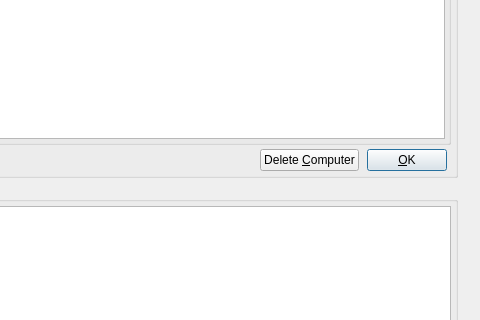
Bosos/T-113-VLN1_Hopur3, file ComputerScientistsW1/mainwindow.ui: the form before one commit; both pictures show x 595 to 1075 and y 149 to 469 of the 1075 by 841 pixel window.
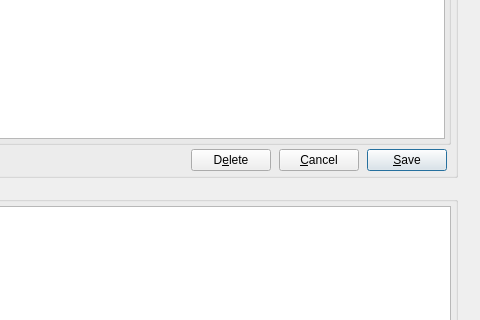
The form after the commit. The open tabs and pages were chosen to show the change.

Diff of the .ui file:
```diff
--- a/ComputerScientistsW1/mainwindow.ui
+++ b/ComputerScientistsW1/mainwindow.ui
@@ -1572,7 +1572,14 @@
                 <item>
                  <widget class="QPushButton" name="computerSelectedDeleteComputerPushButton">
                   <property name="text">
-                   <string>Delete &amp;Computer</string>
+                   <string>D&amp;elete</string>
+                  </property>
+                 </widget>
+                </item>
+                <item>
+                 <widget class="QPushButton" name="computerSelectedCancelPushButton">
+                  <property name="text">
+                   <string>&amp;Cancel</string>
                   </property>
                  </widget>
                 </item>
@@ -1580,7 +1587,7 @@
                  <widget class="QPushButton" name="computerSelectedOKPushButton">
                   <property name="maximumSize">
                    <size>
-                    <width>80</width>
+                    <width>16777215</width>
                     <height>16777215</height>
                    </size>
                   </property>
@@ -1588,7 +1595,7 @@
                    <enum>Qt::ClickFocus</enum>
                   </property>
                   <property name="text">
-                   <string>&amp;OK</string>
+                   <string>&amp;Save</string>
                   </property>
                   <property name="autoDefault">
                    <bool>false</bool>
```
Left out of the diff: 17 changed lines with no effect on the pictures.
